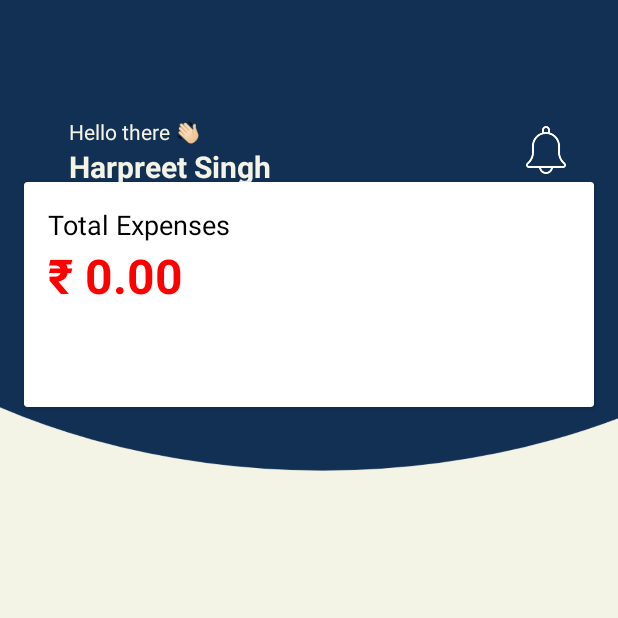
After one commit to harpreet-03/MyBudget, an Android app: the HomeDashBoard screen opened directly, with no data from a screen before it, on a phone screen of 412 x 824 dp, the top half of it. The commit adds this screen. Run offline under Robolectric (Android 15) with nearby library versions, the phone set to English and light mode, and no system bars.

Commit message:
Added Home DashBoard activity

```diff
--- a/app/src/main/AndroidManifest.xml
+++ b/app/src/main/AndroidManifest.xml
@@ -13,6 +13,9 @@
         android:theme="@style/Theme.MyBudget"
         tools:targetApi="31">
         <activity
+            android:name=".HomeDashBoard"
+            android:exported="false" />
+        <activity
             android:name=".GetStarted"
             android:exported="false" />
         <activity
--- a/app/src/main/java/com/example/mybudget/GetStarted.kt
+++ b/app/src/main/java/com/example/mybudget/GetStarted.kt
@@ -1,6 +1,8 @@
 package com.example.mybudget
 
+import android.content.Intent
 import android.os.Bundle
+import android.widget.Button
 import androidx.activity.enableEdgeToEdge
 import androidx.appcompat.app.AppCompatActivity
 import androidx.core.view.ViewCompat
@@ -11,10 +13,13 @@ class GetStarted : AppCompatActivity() {
         super.onCreate(savedInstanceState)
         enableEdgeToEdge()
         setContentView(R.layout.activity_get_started)
-        ViewCompat.setOnApplyWindowInsetsListener(findViewById(R.id.main)) { v, insets ->
-            val systemBars = insets.getInsets(WindowInsetsCompat.Type.systemBars())
-            v.setPadding(systemBars.left, systemBars.top, systemBars.right, systemBars.bottom)
-            insets
+
+        val button = findViewById<Button>(R.id.button)
+        button.setOnClickListener {
+            val intent = Intent(this, HomeDashBoard::class.java)
+            startActivity(intent)
+            finish()
         }
+
     }
 }
--- /dev/null
+++ b/app/src/main/java/com/example/mybudget/HomeDashBoard.kt
@@ -0,0 +1,22 @@
+package com.example.mybudget
+
+import android.os.Bundle
+import android.widget.ImageView
+import android.widget.Toast
+import androidx.activity.enableEdgeToEdge
+import androidx.appcompat.app.AppCompatActivity
+import androidx.core.view.ViewCompat
+import androidx.core.view.WindowInsetsCompat
+
+class HomeDashBoard : AppCompatActivity() {
+    override fun onCreate(savedInstanceState: Bundle?) {
+        super.onCreate(savedInstanceState)
+        enableEdgeToEdge()
+        setContentView(R.layout.activity_home_dash_board)
+        // Notification icon click handling
+        val notificationIcon = findViewById<ImageView>(R.id.notificationIcon)
+        notificationIcon.setOnClickListener {
+            Toast.makeText(this, "Notifications clicked", Toast.LENGTH_SHORT).show()
+        }
+    }
+}
--- a/app/src/main/res/layout/activity_get_started.xml
+++ b/app/src/main/res/layout/activity_get_started.xml
@@ -15,10 +15,9 @@
         android:src="@drawable/man"
         app:layout_constraintBottom_toBottomOf="parent"
         app:layout_constraintEnd_toEndOf="parent"
-        app:layout_constraintHorizontal_bias="0.495"
         app:layout_constraintStart_toStartOf="parent"
         app:layout_constraintTop_toTopOf="parent"
-        app:layout_constraintVertical_bias="0.077" />
+        app:layout_constraintVertical_bias="0.146" />
 
     <TextView
         android:layout_width="249dp"
@@ -35,6 +34,7 @@
         app:layout_constraintVertical_bias="0.0" />
 
     <Button
+        android:id="@+id/button"
         android:layout_width="255dp"
         android:layout_height="53dp"
         android:backgroundTint = "#113054"
--- /dev/null
+++ b/app/src/main/res/layout/activity_home_dash_board.xml
@@ -0,0 +1,90 @@
+<?xml version="1.0" encoding="utf-8"?>
+<androidx.constraintlayout.widget.ConstraintLayout xmlns:android="http://schemas.android.com/apk/res/android"
+    xmlns:app="http://schemas.android.com/apk/res-auto"
+    xmlns:tools="http://schemas.android.com/tools"
+    android:id="@+id/main"
+    android:layout_width="match_parent"
+    android:layout_height="match_parent"
+    android:background="@drawable/bg"
+    tools:context=".HomeDashBoard">
+
+    <TextView
+        android:layout_width="wrap_content"
+        android:layout_height="wrap_content"
+        android:text="Harpreet Singh"
+        android:textColor="#f3f3e6"
+        android:textSize="20sp"
+        android:textStyle="bold"
+        app:layout_constraintBottom_toBottomOf="parent"
+        app:layout_constraintEnd_toEndOf="parent"
+        app:layout_constraintHorizontal_bias="0.167"
+        app:layout_constraintStart_toStartOf="parent"
+        app:layout_constraintTop_toTopOf="parent"
+        app:layout_constraintVertical_bias="0.122" />
+
+    <TextView
+        android:id="@+id/textView"
+        android:layout_width="wrap_content"
+        android:layout_height="wrap_content"
+        android:text="Hello there 👋🏻"
+        android:textColor="#F3F3e6"
+        app:layout_constraintBottom_toBottomOf="parent"
+        app:layout_constraintEnd_toEndOf="parent"
+        app:layout_constraintHorizontal_bias="0.142"
+        app:layout_constraintStart_toStartOf="parent"
+        app:layout_constraintTop_toTopOf="parent"
+        app:layout_constraintVertical_bias="0.097" />
+
+    <!-- Notification Icon -->
+    <ImageView
+        android:id="@+id/notificationIcon"
+        android:layout_width="32dp"
+        android:layout_height="32dp"
+        android:layout_marginTop="84dp"
+        android:layout_marginEnd="32dp"
+        android:contentDescription="Notification Icon"
+        android:src="@drawable/bell"
+        app:layout_constraintEnd_toEndOf="parent"
+        app:layout_constraintTop_toTopOf="parent" />
+
+    <androidx.cardview.widget.CardView
+        android:id="@+id/expenseCard"
+        android:layout_width="0dp"
+        android:layout_height="150dp"
+        android:layout_marginTop="24dp"
+        android:layout_marginStart="16dp"
+        android:layout_marginEnd="16dp"
+        android:elevation="8dp"
+        android:radius="12dp"
+        android:backgroundTint="#ffffff"
+        app:layout_constraintTop_toBottomOf="@id/textView"
+        app:layout_constraintStart_toStartOf="parent"
+        app:layout_constraintEnd_toEndOf="parent">
+
+        <!-- CardView Content -->
+        <LinearLayout
+            android:layout_width="match_parent"
+            android:layout_height="match_parent"
+            android:orientation="vertical"
+            android:padding="16dp">
+
+            <TextView
+                android:layout_width="wrap_content"
+                android:layout_height="wrap_content"
+                android:text="Total Expenses"
+                android:textColor="#000000"
+                android:textSize="18sp" />
+
+            <TextView
+                android:id="@+id/totalExpenses"
+                android:layout_width="wrap_content"
+                android:layout_height="wrap_content"
+                android:text="₹ 0.00"
+                android:textColor="#FF0000"
+                android:textSize="32sp"
+                android:textStyle="bold" />
+        </LinearLayout>
+    </androidx.cardview.widget.CardView>
+
+
+</androidx.constraintlayout.widget.ConstraintLayout>
```
Also changed, not shown: app/src/main/res/drawable/bell.png (added), app/src/main/res/drawable/bg.png (added).
